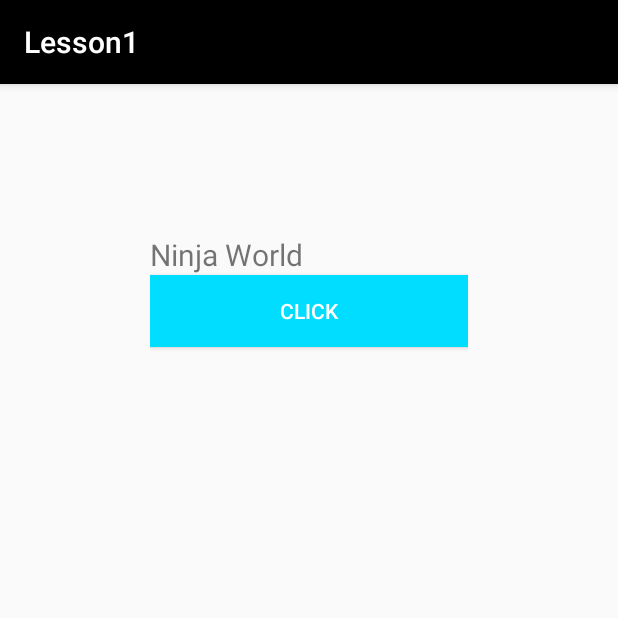
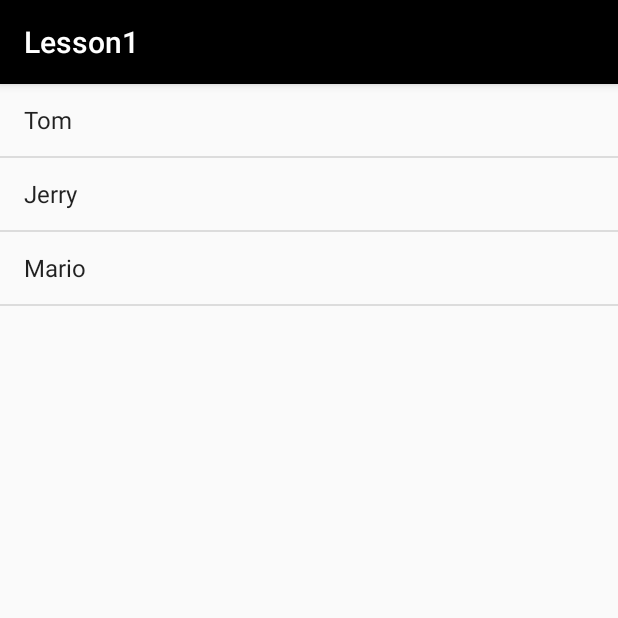
Before and after one commit to sorunokoe/AndroidTutorial, an Android app: the screen it shows after launch (MainActivity), on a phone screen of 412 x 824 dp, the top half of it. Run offline under Robolectric (Android 15) with nearby library versions, the phone set to English and light mode, and no system bars.

Commit message:
ListView. Locate to another activity

```diff
--- a/app/src/main/AndroidManifest.xml
+++ b/app/src/main/AndroidManifest.xml
@@ -15,6 +15,7 @@
                 <category android:name="android.intent.category.LAUNCHER" />
             </intent-filter>
         </activity>
+        <activity android:name=".SecondActivity"></activity>
     </application>
 
 </manifest>
--- a/app/src/main/java/com/example/mavericks/lesson1/MainActivity.java
+++ b/app/src/main/java/com/example/mavericks/lesson1/MainActivity.java
@@ -1,37 +1,61 @@
 package com.example.mavericks.lesson1;
 
+import android.content.Intent;
+import android.database.DataSetObserver;
 import android.support.v7.app.AppCompatActivity;
 import android.os.Bundle;
 import android.view.View;
+import android.view.ViewGroup;
+import android.widget.Adapter;
+import android.widget.AdapterView;
+import android.widget.ArrayAdapter;
 import android.widget.Button;
+import android.widget.ListView;
+import android.widget.SimpleAdapter;
+import android.widget.SimpleCursorAdapter;
 import android.widget.TextView;
+
+import java.util.ArrayList;
 
 public class MainActivity extends AppCompatActivity {
 
-    Button btn;
-    TextView myText;
-
+    ListView list;
+    ArrayList<String> myContacts;
 
     @Override
     protected void onCreate(Bundle savedInstanceState) {
         super.onCreate(savedInstanceState);
         setContentView(R.layout.activity_main);
 
-        btn = findViewById(R.id.myBtn);
-        myText = findViewById(R.id.myText);
+        myContacts = new ArrayList();
+        myContacts.add("Tom");
+        myContacts.add("Jerry");
+        myContacts.add("Mario");
+
+        list = findViewById(R.id.myContactsList);
 
 
-        btn.setOnClickListener(new View.OnClickListener() {
+        ArrayAdapter adapter = new ArrayAdapter(this, android.R.layout.simple_list_item_1, myContacts);
+        list.setAdapter(adapter);
+
+
+        list.setOnItemClickListener(new AdapterView.OnItemClickListener() {
             @Override
-            public void onClick(View view) {
-                myText.setText("IOS BEST");
+            public void onItemClick(AdapterView<?> adapterView, View view, int i, long l) {
+
+                String name = myContacts.get(i);
+                Intent intent = new Intent(getApplicationContext(), SecondActivity.class);
+                intent.putExtra("contactName", name);
+
+                startActivity(intent);
+
+
+
             }
         });
 
 
 
 
-
     }
-
 }
--- a/app/src/main/res/layout/activity_main.xml
+++ b/app/src/main/res/layout/activity_main.xml
@@ -9,29 +9,12 @@
     <LinearLayout
         android:layout_width="match_parent"
         android:layout_height="match_parent"
-        android:orientation="vertical"
-        android:padding="100dp">
+        android:orientation="horizontal">
 
-        <TextView
-            android:id="@+id/myText"
+        <ListView
+            android:id="@+id/myContactsList"
             android:layout_width="match_parent"
-            android:layout_height="wrap_content"
-            android:text="@string/hello"
-            android:textSize="20sp"
-            app:layout_constraintBottom_toBottomOf="parent"
-            app:layout_constraintLeft_toLeftOf="parent"
-            app:layout_constraintRight_toRightOf="parent"
-            app:layout_constraintTop_toTopOf="parent" />
-
-        <Button
-            android:id="@+id/myBtn"
-            android:layout_width="match_parent"
-            android:layout_height="wrap_content"
-            android:background="@android:color/holo_blue_bright"
-            android:text="Click"
-            android:textColor="@android:color/background_light"
-            tools:layout_editor_absoluteX="93dp"
-            tools:layout_editor_absoluteY="104dp" />
+            android:layout_height="match_parent" />
     </LinearLayout>
 
 </android.support.constraint.ConstraintLayout>
```
Also changed, not shown: app/src/main/java/com/example/mavericks/lesson1/SecondActivity.java (added, +28 -0 lines), app/src/main/res/layout/second_layout.xml (added, +25 -0 lines).
